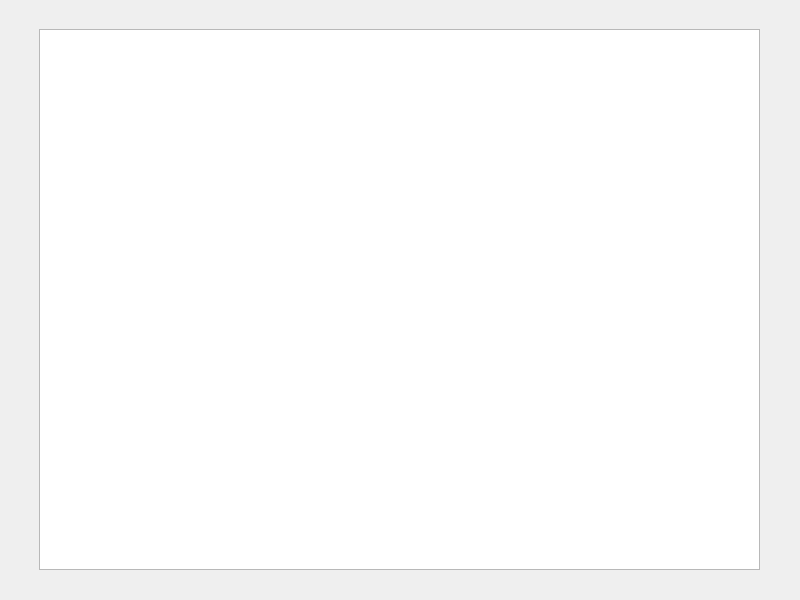
The window that src/view/MainWindow.ui (Fasinir/chess-cpp) describes before a commit, drawn with Qt 5.
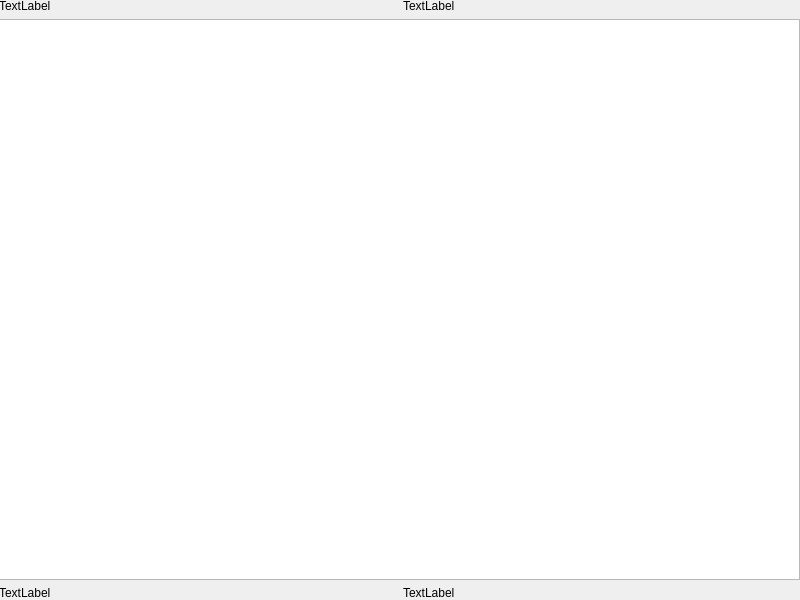
The same window after the commit. The open tabs and pages were chosen to show the change.

Commit message: add player labels

What changed in the file:
```diff
--- a/src/view/MainWindow.ui
+++ b/src/view/MainWindow.ui
@@ -175,15 +175,56 @@
      </widget>
     </widget>
     <widget class="QWidget" name="gamePage">
-     <widget class="QGraphicsView" name="boardGraphicsView">
+     <widget class="QWidget" name="verticalLayoutWidget_2">
       <property name="geometry">
        <rect>
-        <x>40</x>
-        <y>30</y>
-        <width>721</width>
-        <height>541</height>
+        <x>0</x>
+        <y>0</y>
+        <width>801</width>
+        <height>601</height>
        </rect>
       </property>
+      <layout class="QVBoxLayout" name="gamePageVerticalLayout">
+       <item>
+        <layout class="QHBoxLayout" name="blackPlayerHorizontalLayout">
+         <item>
+          <widget class="QLabel" name="blackPlayerTimerLabel">
+           <property name="text">
+            <string>TextLabel</string>
+           </property>
+          </widget>
+         </item>
+         <item>
+          <widget class="QLabel" name="blackPlayerNameLabel">
+           <property name="text">
+            <string>TextLabel</string>
+           </property>
+          </widget>
+         </item>
+        </layout>
+       </item>
+       <item>
+        <widget class="QGraphicsView" name="boardGraphicsView"/>
+       </item>
+       <item>
+        <layout class="QHBoxLayout" name="whitePlayerHorizontalLayout">
+         <item>
+          <widget class="QLabel" name="whitePlayerTimerLabel">
+           <property name="text">
+            <string>TextLabel</string>
+           </property>
+          </widget>
+         </item>
+         <item>
+          <widget class="QLabel" name="whitePlayerNameLabel">
+           <property name="text">
+            <string>TextLabel</string>
+           </property>
+          </widget>
+         </item>
+        </layout>
+       </item>
+      </layout>
      </widget>
     </widget>
    </widget>
```
Left out of the diff: 2 changed lines with no effect on the pictures. The commit also changes 1 other file.
